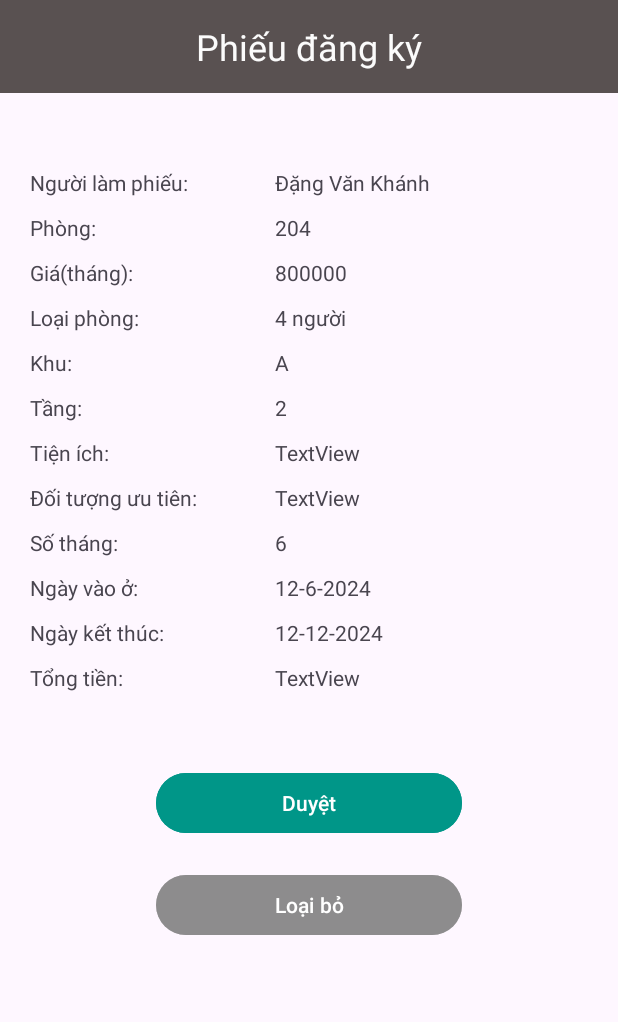
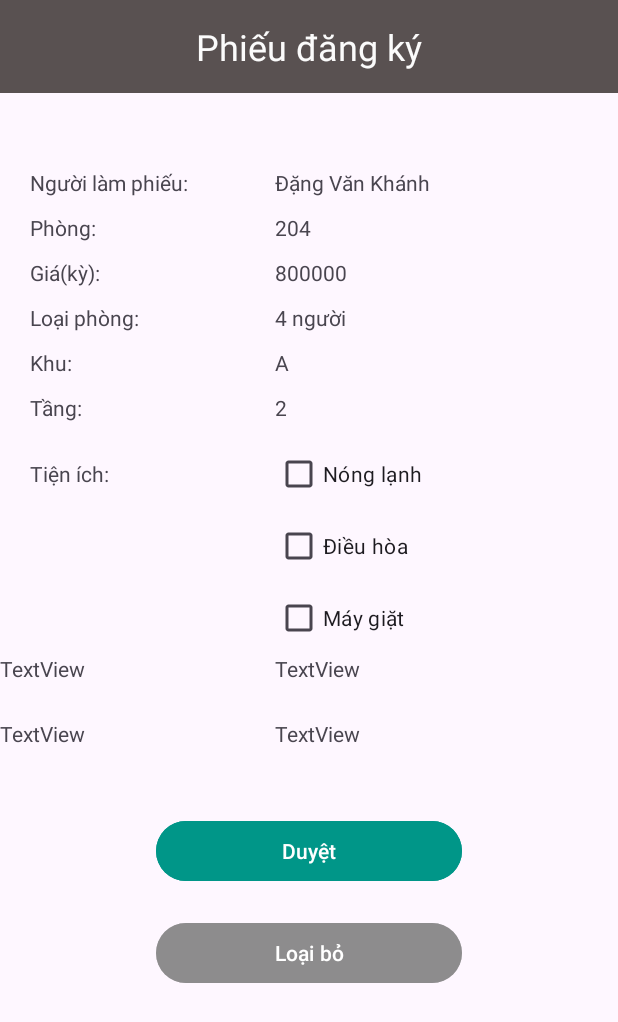
Before and after one commit to hieu22pham/UDDD_Nhom14, an Android app: the phieuDangKy screen opened directly, with no data from a screen before it, on a phone screen of 412 x 824 dp. Shown: the top 1022 px of the screen. Run offline under Robolectric (Android 15) with nearby library versions, the phone set to English and light mode, and no system bars.

Commit message:
dang ky vs mot it quan ly phieu

```diff
--- a/app/src/main/res/layout/activity_phieu_dang_ky.xml
+++ b/app/src/main/res/layout/activity_phieu_dang_ky.xml
@@ -20,7 +20,7 @@
 
     <TableLayout
         android:layout_width="match_parent"
-        android:layout_height="449dp"
+        android:layout_height="481dp"
         android:clipToPadding="true">
 
         <TableRow
@@ -80,7 +80,7 @@
                 android:layout_width="wrap_content"
                 android:layout_height="30dp"
                 android:paddingLeft="30px"
-                android:text="Giá(tháng):"
+                android:text="Giá(kỳ):"
                 android:textColorLink="#000000" />
 
             <TextView
@@ -159,107 +159,78 @@
                 android:text="Tiện ích:"
                 android:textColorLink="#000000" />
 
+            <CheckBox
+                android:id="@+id/checkBox"
+                android:layout_width="wrap_content"
+                android:layout_height="wrap_content"
+                android:text="Nóng lạnh" />
+
+        </TableRow>
+
+        <TableRow
+            android:layout_width="match_parent"
+            android:layout_height="match_parent">
+
             <TextView
-                android:id="@+id/textView9"
+                android:id="@+id/textView11"
                 android:layout_width="wrap_content"
-                android:layout_height="30dp"
+                android:layout_height="wrap_content" />
+
+            <CheckBox
+                android:id="@+id/checkBox3"
+                android:layout_width="wrap_content"
+                android:layout_height="wrap_content"
+                android:text="Điều hòa" />
+        </TableRow>
+
+        <TableRow
+            android:layout_width="match_parent"
+            android:layout_height="match_parent">
+
+            <TextView
+                android:id="@+id/textView10"
+                android:layout_width="wrap_content"
+                android:layout_height="wrap_content" />
+
+            <CheckBox
+                android:id="@+id/checkBox4"
+                android:layout_width="wrap_content"
+                android:layout_height="wrap_content"
+                android:text="Máy giặt" />
+        </TableRow>
+
+        <TableRow
+            android:layout_width="match_parent"
+            android:layout_height="match_parent">
+
+            <TextView
+                android:id="@+id/textView14"
+                android:layout_width="wrap_content"
+                android:layout_height="43dp"
+                android:text="TextView" />
+
+            <TextView
+                android:id="@+id/textView18"
+                android:layout_width="wrap_content"
+                android:layout_height="wrap_content"
                 android:text="TextView" />
         </TableRow>
 
         <TableRow
             android:layout_width="match_parent"
-            android:layout_height="30dp">
+            android:layout_height="22dp">
 
             <TextView
-                android:id="@+id/textView10"
+                android:id="@+id/textView16"
                 android:layout_width="wrap_content"
-                android:layout_height="30dp"
-                android:paddingLeft="30px"
-                android:text="Đối tượng ưu tiên:"
-                android:textColorLink="#000000" />
+                android:layout_height="match_parent"
+                android:text="TextView" />
 
             <TextView
-                android:id="@+id/textView11"
+                android:id="@+id/textView19"
                 android:layout_width="wrap_content"
-                android:layout_height="30dp"
+                android:layout_height="wrap_content"
                 android:text="TextView" />
-
-        </TableRow>
-
-        <TableRow
-            android:layout_width="match_parent"
-            android:layout_height="30dp">
-
-            <TextView
-                android:id="@+id/textView20"
-                android:layout_width="wrap_content"
-                android:layout_height="30dp"
-                android:paddingLeft="30px"
-                android:text="Số tháng:"
-                android:textColorLink="#000000" />
-
-            <TextView
-                android:id="@+id/tvSoThang"
-                android:layout_width="wrap_content"
-                android:layout_height="30dp"
-                android:text="6" />
-
-        </TableRow>
-
-        <TableRow
-            android:layout_width="match_parent"
-            android:layout_height="30dp">
-
-            <TextView
-                android:id="@+id/textView22"
-                android:layout_width="wrap_content"
-                android:layout_height="30dp"
-                android:paddingLeft="30px"
-                android:text="Ngày vào ở:"
-                android:textColorLink="#000000" />
-
-            <TextView
-                android:id="@+id/tvNgayVaoO"
-                android:layout_width="wrap_content"
-                android:layout_height="30dp"
-                android:text="12-6-2024" />
-        </TableRow>
-
-        <TableRow
-            android:layout_width="match_parent"
-            android:layout_height="30dp">
-
-            <TextView
-                android:id="@+id/textView24"
-                android:layout_width="wrap_content"
-                android:layout_height="30dp"
-                android:paddingLeft="30px"
-                android:text="Ngày kết thúc:" />
-
-            <TextView
-                android:id="@+id/tvNgayKetThuc"
-                android:layout_width="wrap_content"
-                android:layout_height="30dp"
-                android:text="12-12-2024" />
-        </TableRow>
-
-        <TableRow
-            android:layout_width="match_parent"
-            android:layout_height="30dp">
-
-            <TextView
-                android:id="@+id/textView26"
-                android:layout_width="wrap_content"
-                android:layout_height="30dp"
-                android:paddingLeft="30px"
-                android:text="Tổng tiền:" />
-
-            <TextView
-                android:id="@+id/tvTongTien"
-                android:layout_width="wrap_content"
-                android:layout_height="30dp"
-                android:text="TextView"
-                android:textColorLink="#000000" />
         </TableRow>
 
     </TableLayout>
--- a/app/src/main/res/layout/activity_quan_ly_phieu.xml
+++ b/app/src/main/res/layout/activity_quan_ly_phieu.xml
@@ -19,6 +19,7 @@
         android:textSize="34sp" />
 
     <ListView
+        android:id="@+id/listViewQuanLyPhieu"
         android:layout_width="match_parent"
         android:layout_height="match_parent" />
 </LinearLayout>
--- a/app/src/main/res/values/colors.xml
+++ b/app/src/main/res/values/colors.xml
@@ -2,4 +2,10 @@
 <resources>
     <color name="black">#FF000000</color>
     <color name="white">#FFFFFFFF</color>
+    <color name="first_row_color">#F0E909</color>
+
+    <color name="even_row_color">#E0E0E0</color>
+    <color name="odd_row_color">#CCFFFF</color>
+
+
 </resources>
```
Also changed, not shown: app/src/main/java/com/example/uddd_nhom14/activity/QuenMatKhau.java (+38 -7 lines), app/src/main/java/com/example/uddd_nhom14/activity/quanLyPhieu.java (+79 -1 lines), app/src/main/java/com/example/uddd_nhom14/database/DatabaseHelper.java (+55 -61 lines), app/src/main/java/com/example/uddd_nhom14/entity/Asset.java (deleted, +0 -56 lines), app/src/main/java/com/example/uddd_nhom14/entity/Rent.java (+16 -7 lines), app/src/main/java/com/example/uddd_nhom14/entity/Request.java (added, +71 -0 lines), app/src/main/java/com/example/uddd_nhom14/entity/itemListQLP.java (added, +47 -0 lines), app/src/main/java/com/example/uddd_nhom14/entity/quanLyPhieuAdapter.java (added, +57 -0 lines), app/src/main/res/layout/layout_item_quan_ly_phieu.xml (+34 -33 lines).
